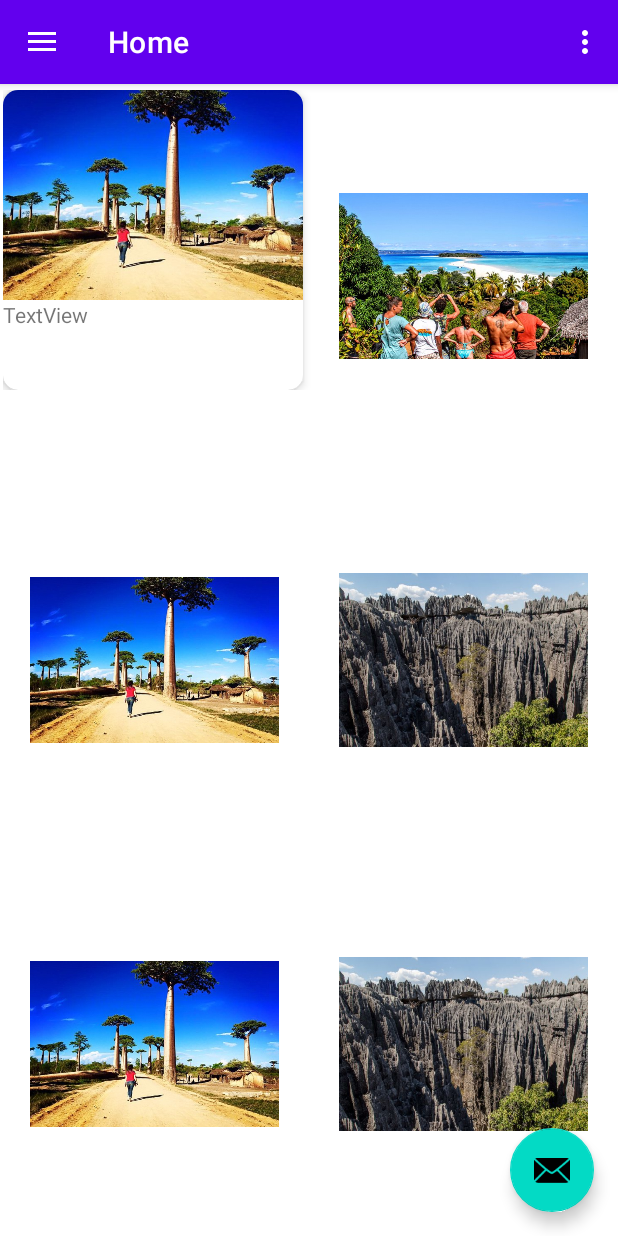
After one commit to mendrika-ops/P10-Master-ETU1278-ETU1305-Mobile, an Android app: the fragment SiteCard placed in its activity, on a phone screen of 412 x 824 dp. The commit adds this screen. Run offline under Robolectric (Android 15) with nearby library versions, the phone set to English and light mode, and no system bars; our stand-ins replace navigation-ui; Roboto replaces fonts that are not available here; 2 statements that could not run were skipped.

Commit message:
[Liste Sites] Init without Data

```diff
--- a/Tongasoa/app/src/main/AndroidManifest.xml
+++ b/Tongasoa/app/src/main/AndroidManifest.xml
@@ -28,9 +28,6 @@
             </intent-filter>
         </activity>
         <activity
-            android:name=".Sites"
-            android:exported="false" />
-        <activity
             android:name=".MyHome"
             android:exported="false"
             android:label="@string/title_activity_my_home"
--- /dev/null
+++ b/Tongasoa/app/src/main/java/com/example/tongasoa/ui/site/SiteCard.java
@@ -0,0 +1,64 @@
+package com.example.tongasoa.ui.site;
+
+import android.os.Bundle;
+
+import androidx.fragment.app.Fragment;
+
+import android.util.Log;
+import android.view.LayoutInflater;
+import android.view.View;
+import android.view.ViewGroup;
+import android.widget.ImageView;
+import android.widget.TextView;
+
+import com.example.tongasoa.R;
+import com.example.tongasoa.modele.Site;
+public class SiteCard extends Fragment {
+/*
+    // TODO: Rename parameter arguments, choose names that match
+    // the fragment initialization parameters, e.g. ARG_ITEM_NUMBER
+    private static final String ARG_PARAM1 = "param1";
+    private static final String ARG_PARAM2 = "param2";*/
+
+    // TODO: Rename and change types of parameters
+ /*   private String mParam1;
+    private String mParam2;*/
+    private Site site;
+    private ImageView imageSite;
+    private TextView nameSite;
+
+    public SiteCard() {
+        // Required empty public constructor
+    }
+
+    public static SiteCard newInstance(Site site) {
+        SiteCard fragment = new SiteCard();
+      /*  Bundle args = new Bundle();
+        args.putString(ARG_PARAM1, param1);
+        args.putString(ARG_PARAM2, param2);
+        fragment.setArguments(args);*/
+        fragment.site = site;
+        return fragment;
+    }
+
+    @Override
+    public void onCreate(Bundle savedInstanceState) {
+        super.onCreate(savedInstanceState);
+        /*if (getArguments() != null) {
+            mParam1 = getArguments().getString(ARG_PARAM1);
+            mParam2 = getArguments().getString(ARG_PARAM2);
+        }*/
+    }
+
+    @Override
+    public View onCreateView(LayoutInflater inflater, ViewGroup container,
+                             Bundle savedInstanceState) {
+        Log.e("CardView", "Site : "+ site.getName());
+        // Inflate the layout for this fragment
+        View view = inflater.inflate(R.layout.fragment_site_card, container, false);
+        imageSite = view.findViewById(R.id.imageSite);
+        nameSite = view.findViewById(R.id.nameSite);
+        nameSite.setText(site.getName());
+        return view;
+    }
+}
--- a/Tongasoa/app/src/main/java/com/example/tongasoa/vue/Login.java
+++ b/Tongasoa/app/src/main/java/com/example/tongasoa/vue/Login.java
@@ -146,7 +146,6 @@ public class Login extends AppCompatActivity {
             }
         });
         queue.add(stringRequest);
-
     }
     private void verifyLogin(String email, String password) {
         String url = "https://47cf-154-126-56-74.ngrok-free.app/user/login";
--- a/Tongasoa/app/src/main/res/layout/content_my_home.xml
+++ b/Tongasoa/app/src/main/res/layout/content_my_home.xml
@@ -13,6 +13,7 @@
         android:layout_width="match_parent"
         android:layout_height="match_parent"
         app:defaultNavHost="true"
+        app:layout_constraintHorizontal_bias="0.0"
         app:layout_constraintLeft_toLeftOf="parent"
         app:layout_constraintRight_toRightOf="parent"
         app:layout_constraintTop_toTopOf="parent"
--- a/Tongasoa/app/src/main/res/layout/fragment_home.xml
+++ b/Tongasoa/app/src/main/res/layout/fragment_home.xml
@@ -4,7 +4,9 @@
     xmlns:tools="http://schemas.android.com/tools"
     android:layout_width="match_parent"
     android:layout_height="match_parent"
-    tools:context=".ui.home.HomeFragment">
+    tools:context=".ui.home.HomeFragment"
+    android:id="@+id/fragmentHome"
+    >
 
     <!-- list_item_layout.xml -->
 
--- /dev/null
+++ b/Tongasoa/app/src/main/res/layout/fragment_site_card.xml
@@ -0,0 +1,42 @@
+<?xml version="1.0" encoding="utf-8"?>
+<LinearLayout xmlns:android="http://schemas.android.com/apk/res/android"
+    xmlns:app="http://schemas.android.com/apk/res-auto"
+    xmlns:tools="http://schemas.android.com/tools"
+    android:layout_width="match_parent"
+    android:layout_height="wrap_content"
+    android:paddingStart="2dp"
+    android:paddingEnd="2dp"
+    android:paddingTop="4dp"
+    android:paddingBottom="4dp"
+    tools:context=".ui.site.SiteCard">
+    <androidx.cardview.widget.CardView
+        android:layout_width="200dp"
+        android:layout_height="200dp"
+        app:cardElevation= "4dp"
+        app:cardCornerRadius="10dp">
+
+        <LinearLayout
+            android:layout_width="match_parent"
+            android:layout_height="match_parent"
+            android:orientation="vertical">
+
+            <ImageView
+                android:id="@+id/imageSite"
+                android:src="@drawable/home_image3"
+                android:layout_width="match_parent"
+                android:layout_height="100dp"
+                android:layout_weight="1"
+                android:scaleType="centerCrop"/>
+
+            <TextView
+                android:id="@+id/nameSite"
+                android:layout_width="match_parent"
+                android:layout_height="wrap_content"
+                android:layout_weight="1"
+                android:text="TextView" />
+
+        </LinearLayout>
+
+    </androidx.cardview.widget.CardView>
+
+</LinearLayout>
```
Also changed, not shown: Tongasoa/app/src/main/java/com/example/tongasoa/MyHome.java (+27 -5 lines), Tongasoa/app/src/main/java/com/example/tongasoa/controle/SiteControleur.java (added, +107 -0 lines), Tongasoa/app/src/main/java/com/example/tongasoa/modele/Category.java (added, +30 -0 lines), Tongasoa/app/src/main/java/com/example/tongasoa/modele/Region.java (added, +36 -0 lines), Tongasoa/app/src/main/java/com/example/tongasoa/modele/Site.java (+140 -0 lines), Tongasoa/app/src/main/java/com/example/tongasoa/ui/site/ListeAdapter.java (added, +56 -0 lines), Tongasoa/app/src/main/java/com/example/tongasoa/ui/site/Sites.java (added, +87 -0 lines), Tongasoa/app/src/main/java/com/example/tongasoa/utils/VolleyStringRequestSync.java (added, +32 -0 lines), Tongasoa/app/src/main/java/com/example/tongasoa/vue/Sites.java (deleted, +0 -16 lines), Tongasoa/app/src/main/res/layout/activity_sites.xml (deleted, +0 -48 lines), Tongasoa/app/src/main/res/layout/fragment_sites.xml (added, +14 -0 lines).
